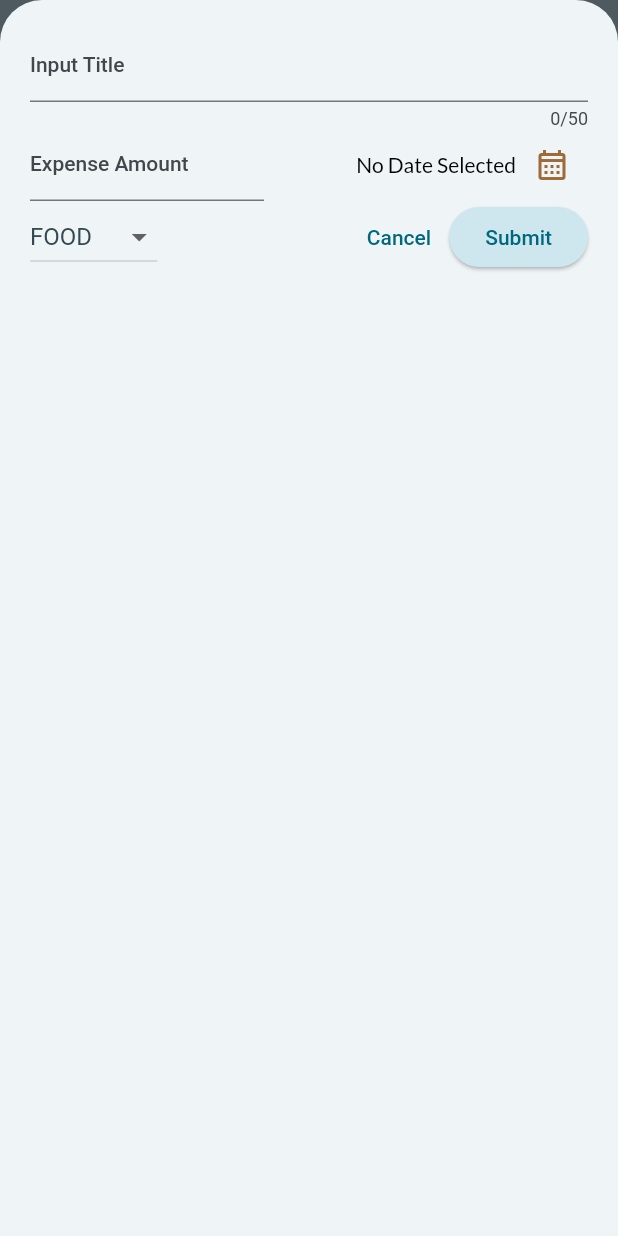
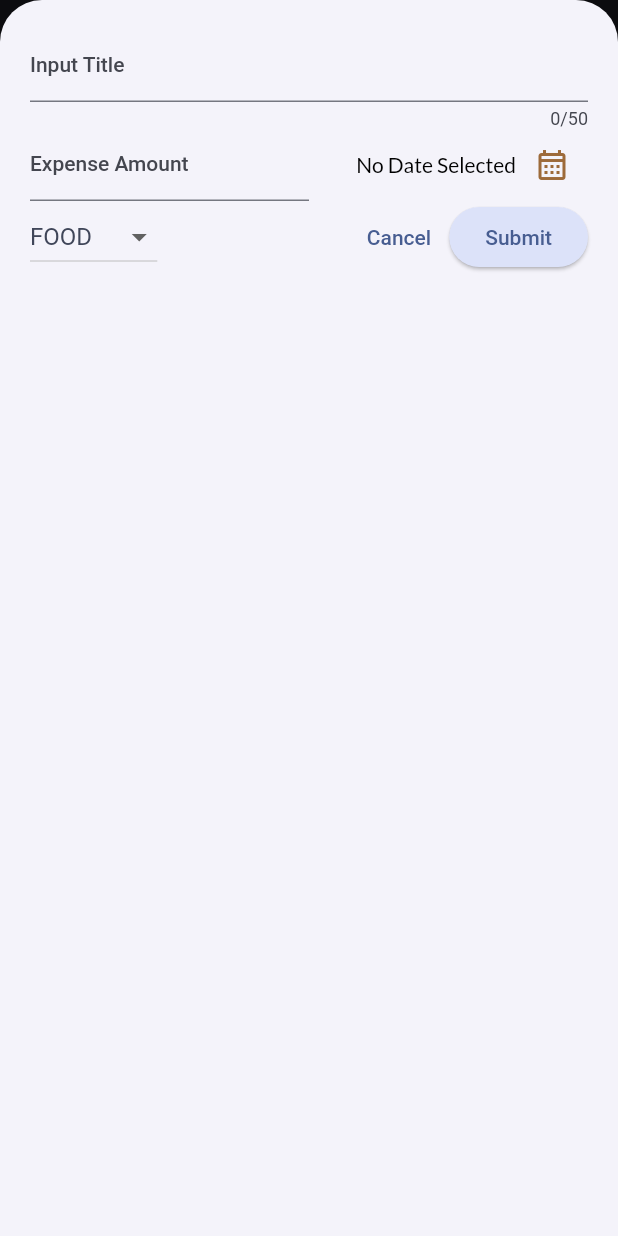
Before and after one commit to husz13/Expense_Tracker, a Flutter app: the screen it shows after launch, after a tap on the "add" icon, on a phone screen of 412 x 824 dp. Run offline on Flutter 3.47's test engine with Material 2 defaults, Android fonts, the phone set to English and light mode, and no system bars; our stand-ins replace google_fonts.

Commit message:
Controling Landscape Mode

```diff
--- a/lib/main.dart
+++ b/lib/main.dart
@@ -3,12 +3,12 @@ import 'package:flutter/material.dart';
 import 'package:google_fonts/google_fonts.dart';
 
 final kColorScheme = ColorScheme.fromSeed(
-    seedColor: const Color.fromARGB(255, 1, 69, 83)); //rgb(17, 106, 123)
+    seedColor: Color.fromARGB(255, 14, 83, 186)); //rgb(17, 106, 123)
 final darkKColorScheme = ColorScheme.fromSeed(
     brightness: Brightness.dark,
 
     ///primary: const Color.fromARGB(255, 51, 29, 44), //rgb(51, 29, 44)
-    seedColor: const Color.fromARGB(255, 51, 29, 44)); //rgb(63, 46, 62)
+    seedColor: Color.fromARGB(255, 5, 7, 109)); //rgb(63, 46, 62)
 
 void main() {
   runApp(
--- a/lib/widgets/chart/chart.dart
+++ b/lib/widgets/chart/chart.dart
@@ -3,7 +3,7 @@ import 'package:expense_tracker/widgets/chart/chart_bar.dart';
 import 'package:flutter/material.dart';
 
 class Chart extends StatelessWidget {
-  Chart({super.key, required this.expensesList});
+  const Chart({super.key, required this.expensesList});
   final List<ExpenseModel> expensesList;
   double maxAmount(List<ExpenseBucket> buckets) {
     var max = 0.0;
@@ -27,17 +27,8 @@ class Chart extends StatelessWidget {
           totalExpenseList: expensesList, category: Category.food)
     ];
     final maxamount = maxAmount(buckets);
-
-    return Container(
-      decoration: BoxDecoration(
-          borderRadius: BorderRadius.circular(10),
-          color: Theme.of(context).colorScheme.secondary),
-      height: 210,
-      width: double.infinity,
-      padding: const EdgeInsets.symmetric(horizontal: 12),
-      margin: const EdgeInsets.all(5),
-      child: Column(
-        children: [
+    List<Widget> verticalChart() {
+      return [
         Expanded(
           child: Row(
             crossAxisAlignment: CrossAxisAlignment.end,
@@ -67,16 +58,31 @@ class Chart extends StatelessWidget {
                 .toList(),
           ),
         )
-        ],
-      ),
-      /*child: Column(
-        mainAxisSize: MainAxisSize.min,
-        children: [
-          Expanded(
-              child:
-                  Row(children: [ChartBar(height: 0.5, cateegory: category)])),
-        ],
-      ), */
+      ];
+    }
+    // List<Widget> horzChart(){
+    //   return Row()
+    // }
+
+    var maxWidth = MediaQuery.of(context).size.width;
+
+    return Container(
+      decoration: BoxDecoration(
+          borderRadius: BorderRadius.circular(10),
+          color: Theme.of(context).colorScheme.secondary),
+      height: 210,
+      width: maxWidth < 600 ? double.infinity : 400,
+      padding: const EdgeInsets.symmetric(horizontal: 12),
+      margin: EdgeInsets.fromLTRB((maxWidth > 600 ? 12 : 5), 5, 5, 5),
+      child: Column(
+          children: maxWidth < 600
+              ? verticalChart()
+              : [
+                  for (final bucket in buckets)
+                    ChartBar(
+                        fill: bucket.totalExpense / maxamount,
+                        category: bucket.category)
+                ]),
     );
   }
 }
--- a/lib/widgets/expenses.dart
+++ b/lib/widgets/expenses.dart
@@ -1,10 +1,9 @@
 import 'package:expense_tracker/data/shown_list.dart';
-import 'package:expense_tracker/main.dart';
+import 'package:expense_tracker/models/expense_model.dart';
+import 'package:flutter/material.dart';
 import 'package:expense_tracker/widgets/chart/chart.dart';
 import 'package:expense_tracker/widgets/expenses_list/expenses_list.dart';
-import 'package:expense_tracker/models/expense_model.dart';
 import 'package:expense_tracker/widgets/new_expense.dart';
-import 'package:flutter/material.dart';
 
 class Expenses extends StatefulWidget {
   const Expenses({super.key});
@@ -15,26 +14,11 @@ class Expenses extends StatefulWidget {
 }
 
 class _ExpensesState extends State<Expenses> {
-  /*final List<ExpenseModel> expList = [
-    ExpenseModel(
-      title: "Food Of The Month",
-      amount: 300.75,
-      date: DateTime.now(),
-      category: Category.food,
-    ),
-    ExpenseModel(
-      title: "Courses",
-      amount: 150.99,
-      date: DateTime.now(),
-      category: Category.work,
-    )
-  ];*/
-  //List<ExpenseModel> listOfExpenses = [];
-
   void _openAddExpenseOverlay() {
     showModalBottomSheet(
+      useSafeArea: true,
       //isDismissible: true,
-      barrierColor: const Color.fromARGB(255, 78, 89, 96),
+      //barrierColor: const Color.fromARGB(255, 78, 89, 96),
       isScrollControlled: true,
       context: context,
       builder: (ctx) {
@@ -72,6 +56,9 @@ class _ExpensesState extends State<Expenses> {
 
   @override
   Widget build(BuildContext context) {
+    var maxWidth = MediaQuery.of(context).size.width;
+    //print("width is " + maxWidth.toString()); if maxWidth >>600;
+
     Widget mainContent = const Center(
       child: Text("Empty Content "),
     );
@@ -90,13 +77,21 @@ class _ExpensesState extends State<Expenses> {
               onPressed: _openAddExpenseOverlay, icon: const Icon(Icons.add))
         ],
       ),
-      body: Column(
-        mainAxisAlignment: MainAxisAlignment.center,
-        children: [
-          Chart(expensesList: listOfExpenses),
-          Expanded(child: mainContent),
-        ],
-      ),
+      body: maxWidth < 600
+          ? Column(
+              mainAxisAlignment: MainAxisAlignment.center,
+              children: [
+                Chart(expensesList: listOfExpenses),
+                Expanded(child: mainContent),
+              ],
+            )
+          : Row(
+              crossAxisAlignment: CrossAxisAlignment.start,
+              mainAxisAlignment: MainAxisAlignment.center,
+              children: [
+                  Chart(expensesList: listOfExpenses),
+                  Expanded(child: mainContent),
+                ]),
     );
   }
 }
--- a/lib/widgets/new_expense.dart
+++ b/lib/widgets/new_expense.dart
@@ -1,7 +1,5 @@
-//import 'package:expense_tracker/data/shown_list.dart';
 import 'package:expense_tracker/models/expense_model.dart';
 import 'package:flutter/material.dart';
-//import 'package:expense_tracker/widgets/expenses.dart';
 
 class NewExpense extends StatefulWidget {
   const NewExpense(this.onAddExpense, {super.key});
@@ -81,26 +79,40 @@ class _NewExpenseState extends State<NewExpense> {
 
   @override
   Widget build(BuildContext context) {
-    return Padding(
-      padding: const EdgeInsets.all(20),
+    return LayoutBuilder(builder: (ctx, constrains) {
+      final keyboardBottom = MediaQuery.of(context).viewInsets.bottom;
+      return SizedBox(
+        height: double.infinity,
+        child: SingleChildScrollView(
+          child: Padding(
+            padding: EdgeInsets.fromLTRB(20, 20, 20, 20 + keyboardBottom),
+            child: Expanded(
               child: Column(
                 children: [
                   TextField(
+                    style: TextStyle(
+                        color: Theme.of(context).colorScheme.onBackground),
                     controller: _titleController,
-            decoration: const InputDecoration(label: Text("Input Title")),
+                    decoration:
+                        const InputDecoration(label: Text("Input Title")),
                     maxLength: 50,
                   ),
                   Row(
                     children: [
                       Expanded(
                         child: TextField(
+                          style: TextStyle(
+                              color:
+                                  Theme.of(context).colorScheme.onBackground),
                           decoration: const InputDecoration(
-                      label: Text("Expense Amount"), prefixText: "\$ "),
+                            label: Text("Expense Amount"),
+                            prefixText: "\$ ",
+                          ),
                           keyboardType: TextInputType.number,
                           controller: _amountController,
                         ),
                       ),
-              const SizedBox(width: 60),
+                      // const SizedBox(width: 60),
                       Expanded(
                         child: Row(
                           mainAxisAlignment: MainAxisAlignment.end,
@@ -111,7 +123,10 @@ class _NewExpenseState extends State<NewExpense> {
                                   ? "No Date Selected"
                                   : formatter.format(selectedDate!),
                               style: TextStyle(
-                          color: Theme.of(context).textTheme.titleSmall!.color),
+                                  color: Theme.of(context)
+                                      .textTheme
+                                      .titleSmall!
+                                      .color),
                             ),
                             IconButton(
                                 onPressed: openDatePicker,
@@ -150,11 +165,18 @@ class _NewExpenseState extends State<NewExpense> {
                             Navigator.pop(context);
                           },
                           child: const Text("Cancel")),
-              ElevatedButton(onPressed: submitData, child: const Text("Submit"))
+                      ElevatedButton(
+                        onPressed: submitData,
+                        child: const Text("Submit"),
+                      )
                     ],
                   ),
                 ],
               ),
+            ),
+          ),
+        ),
       );
+    });
   }
 }
```
Also changed, not shown: lib/widgets/chart/chart_bar.dart (+40 -3 lines). Lines whose indentation alone changed are shown as unchanged.
